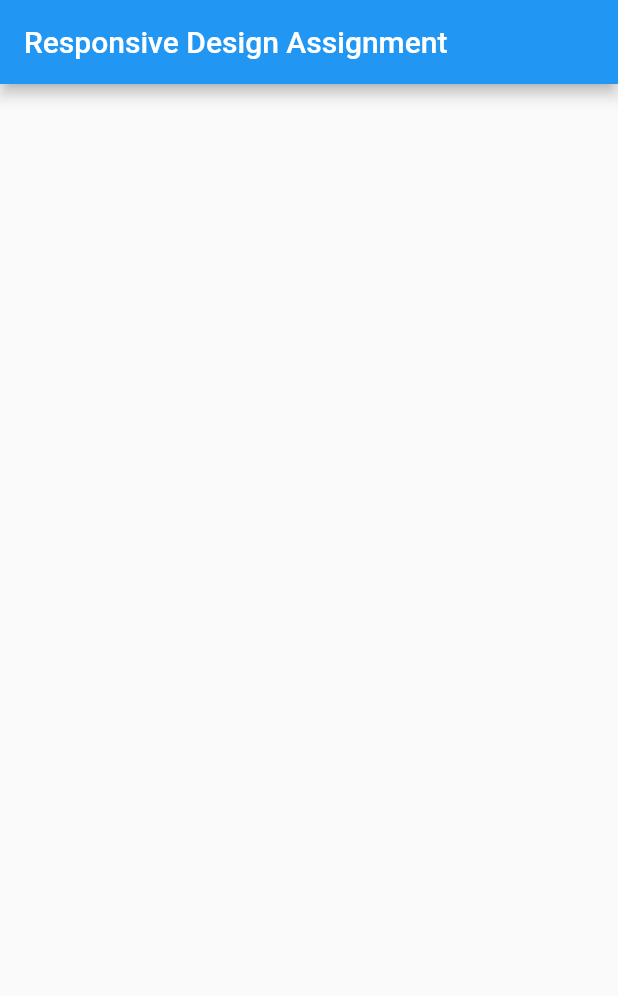
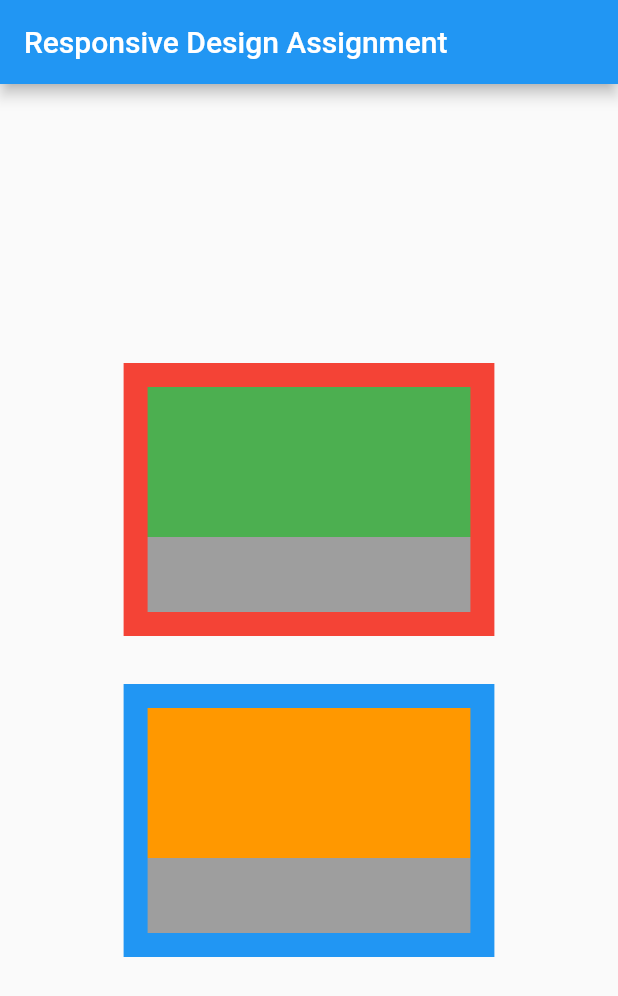
Before and after one commit to naveenmaurya7705/FLUTTER, a Flutter app: the screen it shows after launch, on a phone screen of 412 x 824 dp. Shown: the top 996 px of the screen. Run offline on Flutter 3.47's test engine with Material 2 defaults, Android fonts, the phone set to English and light mode, and no system bars.

Commit message:
Modifiyed readme file

```diff
--- a/lib/main.dart
+++ b/lib/main.dart
@@ -17,10 +17,16 @@ class MyApp extends StatelessWidget {
             mainAxisAlignment: MainAxisAlignment.center,
             children: <Widget>[
               // Card 1 (Top Card)
-              // Implement responsiveness for this card.
+              ResponsiveCard(
+                cardColor: Colors.red,
+                contentColor: Colors.green,
+              ),
 
               // Card 2 (Bottom Card)
-              // Implement responsiveness for this card.
+              ResponsiveCard(
+                cardColor: Colors.blue,
+                contentColor: Colors.orange,
+              ),
             ],
           ),
         ),
@@ -28,3 +34,34 @@ class MyApp extends StatelessWidget {
     );
   }
 }
+
+class ResponsiveCard extends StatelessWidget {
+  final Color cardColor;
+  final Color contentColor;
+
+  ResponsiveCard({required this.cardColor, required this.contentColor});
+
+  @override
+  Widget build(BuildContext context) {
+    return Container(
+      width: MediaQuery.of(context).size.width * 0.6,
+      padding: EdgeInsets.all(16),
+      margin: EdgeInsets.all(16),
+      decoration: BoxDecoration(
+        color: cardColor,
+      ),
+      child: Column(
+        children: <Widget>[
+          Container(
+            height: 100,
+            color: contentColor,
+          ),
+          Container(
+            height: 50,
+            color: Colors.grey,
+          ),
+        ],
+      ),
+    );
+  }
+}
```
Also changed, not shown: 1 other file.
